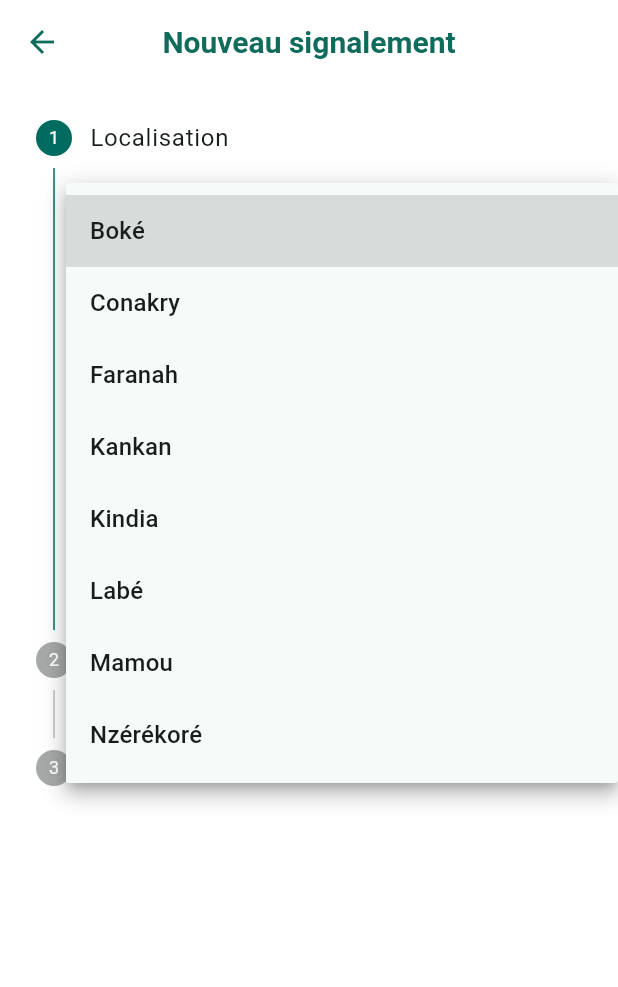
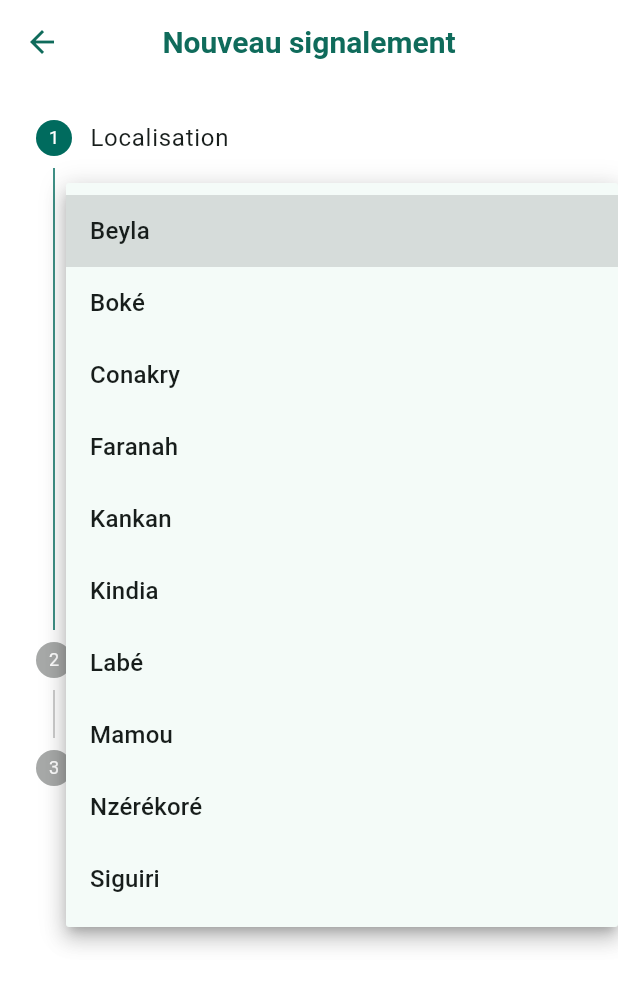
Before and after one commit to zidaboureima-dot/clm_ocass_v3, a Flutter app: the SignalementFormScreen screen opened directly, after a tap on "Région", on a phone screen of 412 x 824 dp. Shown: the top 987 px of the screen. Run offline on Flutter 3.47's test engine with Material 3 defaults, Android fonts, the phone set to English and light mode, and no system bars; our stand-ins replace audioplayers, image_picker, shared_preferences, supabase_flutter; missing offline and left inert: record; accounts and stored records are empty.

Commit message:
Applique le redecoupage territorial guineen du decret du 20 aout 2026
Beyla et Siguiri, jusque-la prefectures, sont erigees en REGIONS
administratives ; 11 prefectures nouvelles sont creees. Beyla et Siguiri
demeurent prefectures, chefs-lieux de leur propre region, et sont retirees
de Kankan et de Nzerekore.

  Kamsar                                 -> Boke
  Timbo                                  -> Mamou
  Tokounou, Dialakoro, Sabadou-Baranama  -> Kankan
  Doko, Siguirini, Kintinian             -> Siguiri (region nouvelle)
  Sinko, Kouankan, Karala                -> Beyla (region nouvelle)

Nouveau decompte : 9 regions administratives et 44 prefectures, plus
Conakry qui est un gouvernorat ('zone speciale') et non une region - ses 13
communes ne sont donc pas comptees parmi les prefectures.

La premiere version de la liste fournie se contredisait : son tableau
laissait Siguiri sous Kankan et Beyla sous Nzerekore, sa note de bas de page
disait l'inverse. C'est la note qui faisait foi, la version corrigee et le
total de 44 le confirment - toute autre affectation des deux prefectures
promues donnerait un compte different.

AUCUN IMPACT EN BASE : region et prefecture sont du texte libre, sans
contrainte ni cle etrangere. Les enregistrements existants restent valides.
La question du rattachement des signalements historiques ne se pose pas, les
donnees en base etant des donnees de test destinees a etre purgees.

POINT D'ATTENTION OPERATIONNEL, consigne en tete du fichier : la region est
un perimetre de securite RLS, pas un simple libelle. Il faut affecter un
superviseur a Beyla et un a Siguiri, sans quoi les signalements de ces
regions ne seront visibles que de l'administrateur.

Ajoute nombrePrefectures (Conakry exclue) et nombreRegionsAdministratives
comme controles de coherence : si une modification future fait varier ces
nombres sans qu'un texte l'ait decide, c'est une erreur de saisie.

Verifie region par region contre la liste officielle : aucun ecart.

Cet episode illustre la limite du modele mono-pays - une decision
administrative impose une recompilation et une republication. Dans
l'architecture visee, la hierarchie sanitaire releve de la configuration par
pays, pas du code.

```diff
--- a/lib/data/regions_prefectures.dart
+++ b/lib/data/regions_prefectures.dart
@@ -1,8 +1,59 @@
-// Liste officielle des 8 régions et 46 préfectures/communes de Guinée
-// utilisée pour la localisation des signalements.
+/// Découpage administratif de la Guinée.
+///
+///   9 régions administratives + Conakry (gouvernorat, « zone spéciale »)
+///   44 préfectures, hors les 13 communes de Conakry
+///
+/// Conakry figure ici parmi les zones sélectionnables parce que
+/// l'application doit permettre d'y signaler, mais elle n'est pas une région
+/// administrative au sens du découpage national : c'est un gouvernorat. Ses
+/// 13 communes ne sont donc pas comptées dans les 44 préfectures.
+///
+/// MISE À JOUR DU 21 AOÛT 2026
+///   Décret présidentiel du 20 août 2026 portant redécoupage territorial :
+///   Beyla et Siguiri, jusque-là préfectures, sont érigées en RÉGIONS
+///   administratives, et 11 préfectures nouvelles sont créées.
+///
+///     Kamsar                              -> Boké
+///     Timbo                               -> Mamou
+///     Tokounou, Dialakoro,                -> Kankan
+///       Sabadou-Baranama
+///     Doko, Siguirini, Kintinian          -> Siguiri (région nouvelle)
+///     Sinko, Kouankan, Karala             -> Beyla (région nouvelle)
+///
+///   Siguiri quitte donc la région de Kankan, et Beyla celle de Nzérékoré :
+///   toutes deux figurent désormais comme préfectures chefs-lieux de leur
+///   propre région.
+///
+/// POINTS CONFIRMÉS PAR LE PORTEUR DU PROJET LE 21 AOÛT 2026
+///   - Siguiri et Beyla demeurent des préfectures, chefs-lieux de leur
+///     propre région, et sont retirées de Kankan et de Nzérékoré.
+///   - Aucune autre préfecture existante n'est transférée vers ces deux
+///     régions.
+///   Le total de 44 préfectures vérifie ces deux points : toute autre
+///   répartition donnerait un compte différent. La liste complète fournie
+///   se contredisait sur ce point — son tableau laissait Siguiri sous
+///   Kankan et Beyla sous Nzérékoré, sa note de bas de page disait
+///   l'inverse. C'est la note qui fait foi.
+///
+/// POURQUOI CETTE LISTE NE DEVRAIT PAS ÊTRE DANS LE CODE
+///   Cet événement illustre exactement la limite du modèle mono-pays : une
+///   décision administrative impose une recompilation et une republication
+///   de l'application. Dans l'architecture multi-pays visée, la hiérarchie
+///   sanitaire relève de la configuration par pays — idéalement ingérée
+///   depuis le système national d'information sanitaire — et se met à jour
+///   sans toucher au code. Voir CADRAGE_SAAS_CONSOLIDE.md.
+///
+/// ATTENTION — LA RÉGION EST UN PÉRIMÈTRE DE SÉCURITÉ
+///   `region` ne sert pas qu'à l'affichage : les policies RLS s'en servent
+///   pour déterminer ce qu'un superviseur a le droit de lire (signalements,
+///   annotations, actions menées). Créer une région ici ne suffit donc pas :
+///   il faut aussi affecter un superviseur à cette région, faute de quoi ses
+///   signalements ne seront visibles que de l'administrateur.
 class RegionsPrefectures {
   static const Map<String, List<String>> donnees = {
-    'Boké': ['Boké', 'Boffa', 'Fria', 'Gaoual', 'Koundara'],
+    // Région créée par le décret du 20 août 2026 (ex-préfecture de Nzérékoré).
+    'Beyla': ['Beyla', 'Karala', 'Kouankan', 'Sinko'],
+    'Boké': ['Boké', 'Boffa', 'Fria', 'Gaoual', 'Kamsar', 'Koundara'],
     'Conakry': [
       'Dixinn',
       'Gbessia',
@@ -19,14 +70,39 @@ class RegionsPrefectures {
       'Tombolia',
     ],
     'Faranah': ['Faranah', 'Dabola', 'Dinguiraye', 'Kissidougou'],
-    'Kankan': ['Kankan', 'Kérouané', 'Kouroussa', 'Mandiana', 'Siguiri'],
+    'Kankan': [
+      'Kankan',
+      'Dialakoro',
+      'Kérouané',
+      'Kouroussa',
+      'Mandiana',
+      'Sabadou-Baranama',
+      'Tokounou',
+    ],
     'Kindia': ['Kindia', 'Coyah', 'Dubréka', 'Forécariah', 'Télimélé'],
     'Labé': ['Labé', 'Koubia', 'Lélouma', 'Mali', 'Tougué'],
-    'Mamou': ['Mamou', 'Dalaba', 'Pita'],
-    'Nzérékoré': ['Nzérékoré', 'Beyla', 'Guéckédou', 'Lola', 'Macenta', 'Yomou'],
+    'Mamou': ['Mamou', 'Dalaba', 'Pita', 'Timbo'],
+    'Nzérékoré': ['Nzérékoré', 'Guéckédou', 'Lola', 'Macenta', 'Yomou'],
+    // Région créée par le décret du 20 août 2026 (ex-préfecture de Kankan).
+    'Siguiri': ['Siguiri', 'Doko', 'Kintinian', 'Siguirini'],
   };
 
   static List<String> get regions => donnees.keys.toList();
 
   static List<String> prefecturesDe(String region) => donnees[region] ?? [];
+
+  /// Conakry est un gouvernorat, pas une région administrative : ses communes
+  /// ne sont pas des préfectures et ne sont donc pas comptées comme telles.
+  static const zoneSpeciale = 'Conakry';
+
+  /// Nombre officiel de préfectures — doit valoir 44 depuis le décret du
+  /// 20 août 2026. Sert de contrôle de cohérence : si une modification de
+  /// cette liste fait varier ce nombre sans qu'un texte l'ait décidé, c'est
+  /// une erreur de saisie.
+  static int get nombrePrefectures => donnees.entries
+      .where((e) => e.key != zoneSpeciale)
+      .fold(0, (n, e) => n + e.value.length);
+
+  /// Nombre de régions administratives, Conakry exclue.
+  static int get nombreRegionsAdministratives => donnees.length - 1;
 }
```
